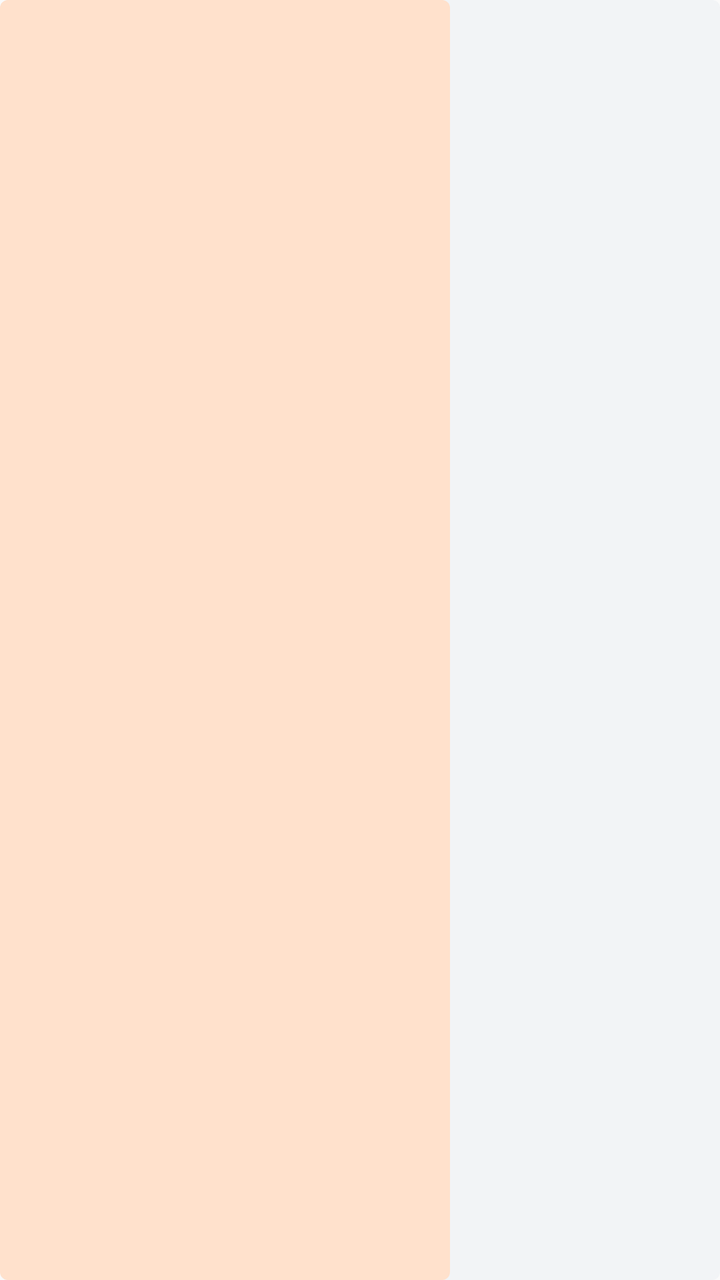
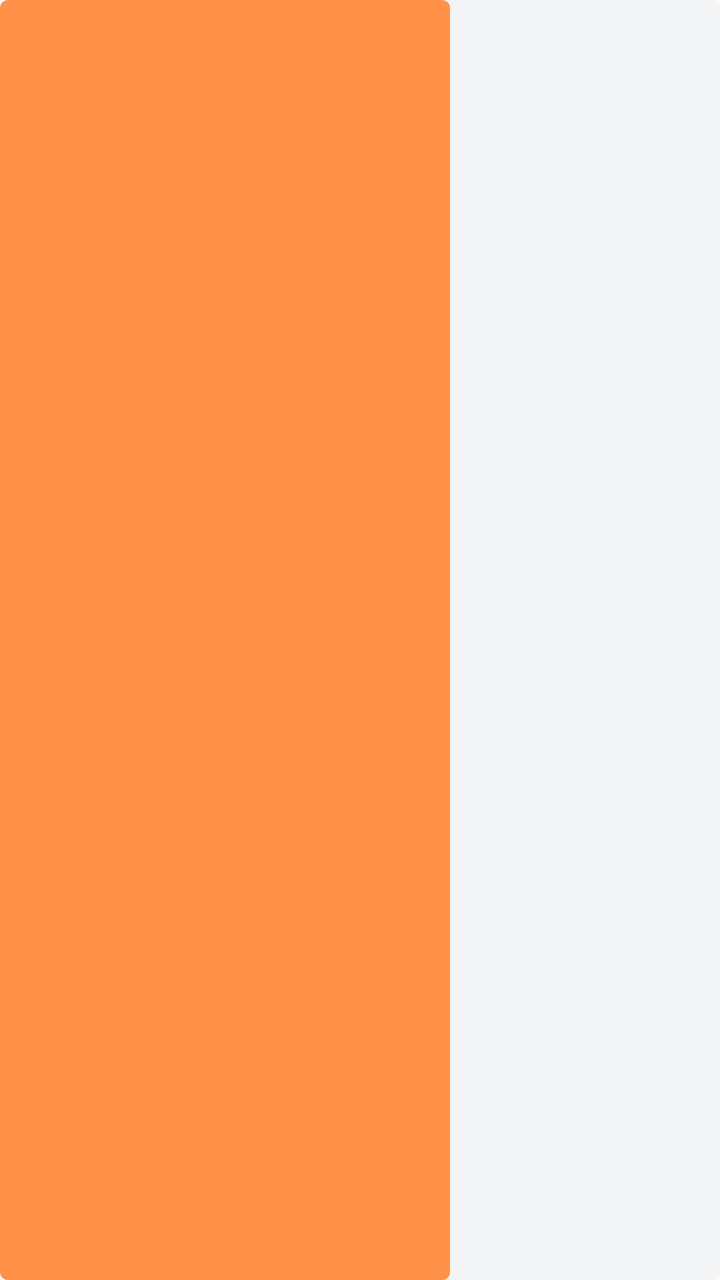

An Android layout rendered at two revisions. The XML below is the earlier revision; the diff shows what the commit changed to produce the second picture.
<!-- AndroidManifest.xml: application theme AppTheme -->
<!-- res/layout/widget_progress_lab_light.xml -->
<ProgressBar xmlns:android="http://schemas.android.com/apk/res/android" android:id="@+id/widget_progress" style="?android:attr/progressBarStyleHorizontal" android:layout_width="match_parent" android:layout_height="6dp" android:max="10000" android:progress="6250" android:indeterminate="false" android:progressDrawable="@drawable/widget_progress" android:progressTint="@color/widget_lab_light_fill" android:progressBackgroundTint="#4D9BB1CA"/>
<!-- resources referenced by this layout -->
<resources>
  <color name="widget_lab_light_fill">#ffe1cc</color>
  <!-- drawable widget_progress (drawable) -->
  <layer-list xmlns:android="http://schemas.android.com/apk/res/android">
      <item android:id="@android:id/background">
          <shape><corners android:radius="4dp"/><solid android:color="#4D9BB1CA"/></shape>
      </item>
      <item android:id="@android:id/progress">
          <scale android:scaleWidth="100%" android:scaleGravity="left"><shape><corners android:radius="4dp"/><solid android:color="#FFB987"/></shape></scale>
      </item>
  </layer-list>
  <style name="AppTheme" parent="Theme.AppCompat.Light.DarkActionBar">
          
          <item name="colorPrimary">@color/colorPrimary</item>
          <item name="colorPrimaryDark">@color/colorPrimaryDark</item>
          <item name="colorAccent">@color/colorAccent</item>
      </style>
</resources>

<!-- the commit's change to res/layout/widget_progress_lab_light.xml (unified diff, before → after) -->
@@ -1 +1 @@
-<ProgressBar xmlns:android="http://schemas.android.com/apk/res/android" android:id="@+id/widget_progress" style="?android:attr/progressBarStyleHorizontal" android:layout_width="match_parent" android:layout_height="6dp" android:max="10000" android:progress="6250" android:indeterminate="false" android:progressDrawable="@drawable/widget_progress" android:progressTint="@color/widget_lab_light_fill" android:progressBackgroundTint="#4D9BB1CA"/>
+<ProgressBar xmlns:android="http://schemas.android.com/apk/res/android" android:id="@+id/widget_progress" style="?android:attr/progressBarStyleHorizontal" android:layout_width="match_parent" android:layout_height="6dp" android:max="10000" android:progress="6250" android:indeterminate="false" android:progressDrawable="@drawable/widget_progress" android:progressTint="@color/widget_lab_bright" android:progressBackgroundTint="#4D9BB1CA"/>
<!-- resource entries referenced after the edit -->
@@ -1,6 +1,6 @@
 <!-- resources referenced by this layout -->
 <resources>
-  <color name="widget_lab_light_fill">#ffe1cc</color>
+  <color name="widget_lab_bright">#FF9248</color>
   <!-- drawable widget_progress (drawable) -->
   <layer-list xmlns:android="http://schemas.android.com/apk/res/android">
       <item android:id="@android:id/background">
